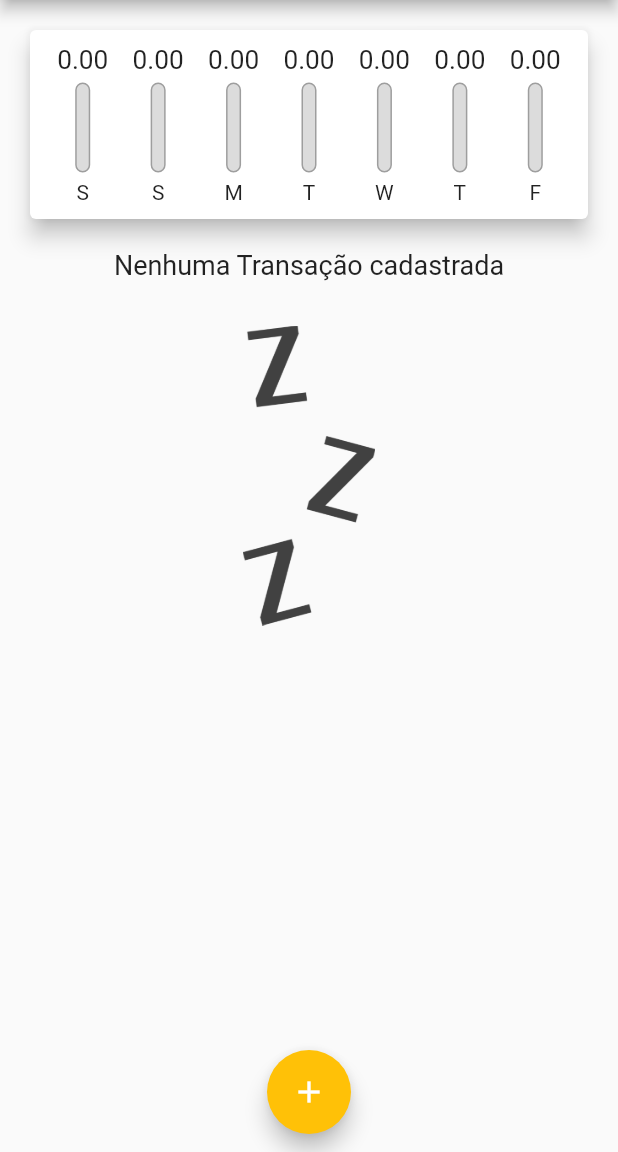
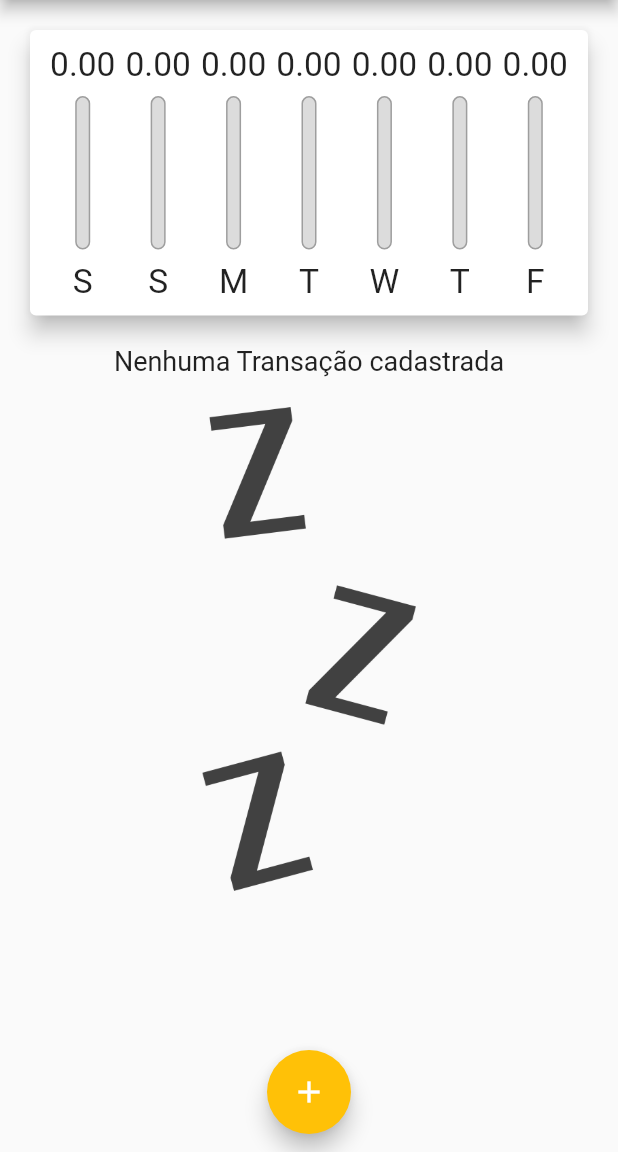
Before and after one commit to jean-maciel/expenses-app, a Flutter app: the screen it shows after launch, on a phone screen of 412 x 824 dp, the part 84-1236 px from its top. Run offline on Flutter 3.47's test engine with Material 2 defaults, Android fonts, the phone set to English and light mode, and no system bars.

Commit message:
Makes the app responsive

```diff
--- a/lib/components/chart_bar.dart
+++ b/lib/components/chart_bar.dart
@@ -14,19 +14,21 @@ class ChartBar extends StatelessWidget {
 
   @override
   Widget build(BuildContext context) {
+    return LayoutBuilder(
+      builder: (BuildContext, BoxConstraints) {
         return Column(
           children: [
             Container(
-          height: 20,
+              height: BoxConstraints.maxHeight * 0.15,
               child: FittedBox(
                 child: Text('${value.toStringAsFixed(2)}'),
               ),
             ),
             SizedBox(
-          height: 5,
+              height: BoxConstraints.maxHeight * 0.05,
             ),
             Container(
-          height: 60,
+              height: BoxConstraints.maxHeight * 0.6,
               width: 10,
               child: Stack(
                 alignment: Alignment.bottomCenter,
@@ -44,7 +46,7 @@ class ChartBar extends StatelessWidget {
                     heightFactor: percentage,
                     child: Container(
                       decoration: BoxDecoration(
-                      color: Theme.of(context).primaryColor ,
+                          color: Theme.of(context).primaryColor,
                           borderRadius: BorderRadius.circular(5)),
                     ),
                   )
@@ -52,10 +54,15 @@ class ChartBar extends StatelessWidget {
               ),
             ),
             SizedBox(
-          height: 5,
+              height: BoxConstraints.maxHeight * 0.05,
             ),
-        Text(label)
+            Container(
+              height: BoxConstraints.maxHeight * 0.15,
+              child: FittedBox(child: Text(label)),
+            )
           ],
+        );
+      },
     );
   }
 }
--- a/lib/components/transaction_list.dart
+++ b/lib/components/transaction_list.dart
@@ -14,33 +14,32 @@ class TransactionList extends StatelessWidget {
 
   @override
   Widget build(BuildContext context) {
-    return Container(
-      height: 300,
-      child: transactions.isEmpty
-          ? Column(
+    return transactions.isEmpty
+        ? LayoutBuilder(builder: (BuildContext, BoxConstraints) {
+            return Column(
               children: [
                 const Text(
                   'Nenhuma Transação cadastrada',
                   style: TextStyle(fontSize: 18),
                 ),
-                SizedBox(height: 30),
+                SizedBox(height: 20),
                 Container(
-                  height: 200,
+                  height: BoxConstraints.maxHeight * 0.6,
                   child: Image.asset(
                     'assets/images/waiting.png',
                     fit: BoxFit.cover,
                   ),
                 )
               ],
-            )
+            );
+          })
         : ListView.builder(
             itemCount: transactions.length,
             itemBuilder: (BuildContext context, int index) {
               final tr = transactions[index];
               return Card(
                 elevation: 5,
-                  margin:
-                      const EdgeInsets.symmetric(vertical: 8, horizontal: 5),
+                margin: const EdgeInsets.symmetric(vertical: 8, horizontal: 5),
                 child: ListTile(
                   leading: CircleAvatar(
                     backgroundColor: Colors.purple,
@@ -70,7 +69,6 @@ class TransactionList extends StatelessWidget {
                 ),
               );
             },
-            ),
           );
   }
 }
--- a/lib/main.dart
+++ b/lib/main.dart
@@ -33,6 +33,7 @@ class MyHomePage extends StatefulWidget {
 
 class _MyHomePageState extends State<MyHomePage> {
   final List<Transaction> _transactions = [];
+  bool _showChart = false;
 
   List<Transaction> get _recentTransactions {
     return _transactions.where((tr) {
@@ -71,21 +72,54 @@ class _MyHomePageState extends State<MyHomePage> {
 
   @override
   Widget build(BuildContext context) {
+    bool isLandscape =
+        MediaQuery.of(context).orientation == Orientation.landscape;
+
+    final appBar = AppBar(
+      title: Text(
+        'ExpensesApp',
+        style: TextStyle(fontSize: 20 * MediaQuery.of(context).textScaleFactor),
+      ),
+      centerTitle: true,
+      actions: [
+        IconButton(
+            onPressed: () => _openTransactionFormModal(context),
+            icon: Icon(Icons.add))
+      ],
+    );
+    final availableHeight = MediaQuery.of(context).size.height -
+        appBar.preferredSize.height -
+        MediaQuery.of(context).padding.top;
+
     return Scaffold(
-      appBar: AppBar(
-        title: const Text('ExpensesApp'),
-        centerTitle: true,
-        actions: [
-          IconButton(
-              onPressed: () => _openTransactionFormModal(context),
-              icon: Icon(Icons.add))
-        ],
-      ),
+      appBar: appBar,
       body: SingleChildScrollView(
         child: Column(
           children: [
-            Chart(_recentTransactions),
-            TransactionList(_transactions, _removeTransaction),
+            if (isLandscape)
+              Row(
+                mainAxisAlignment: MainAxisAlignment.center,
+                children: [
+                  Text('Exibir gráfico'),
+                  Switch(
+                      value: _showChart,
+                      onChanged: (value) {
+                        setState(() {
+                          _showChart = value;
+                        });
+                      }),
+                ],
+              ),
+            if (_showChart || !isLandscape)
+              Container(
+                height: availableHeight * (isLandscape ? 0.7 : 0.3),
+                child: Chart(_recentTransactions),
+              ),
+            if(!_showChart || !isLandscape)
+              Container(
+                height: availableHeight * 0.7,
+                child: TransactionList(_transactions, _removeTransaction),
+              ),
           ],
         ),
       ),
```
Lines whose indentation alone changed are shown as unchanged.
